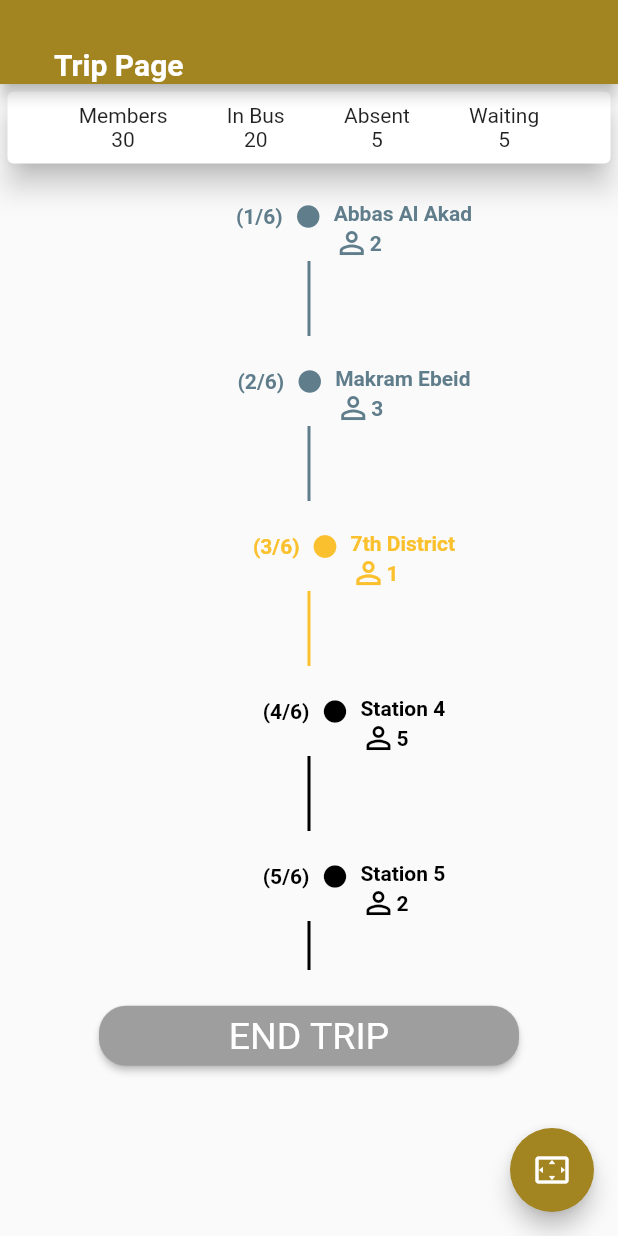
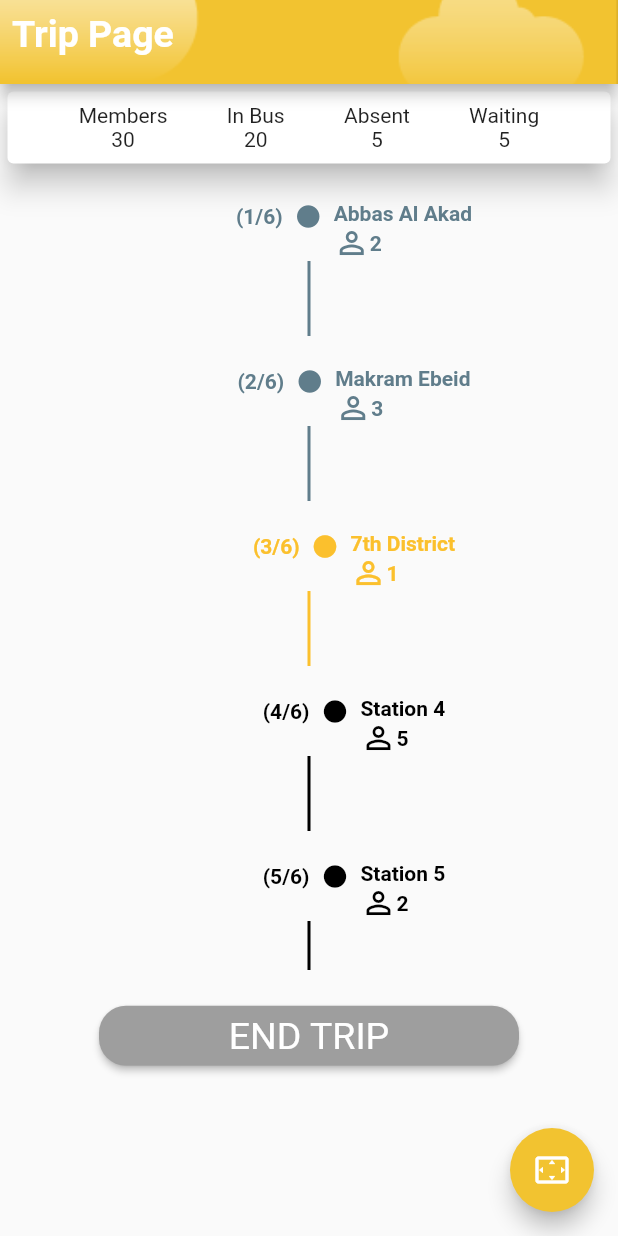
Before and after one commit to usafe-eg/usave, a Flutter app: the screen it shows after launch, on a phone screen of 412 x 824 dp. Run offline on Flutter 3.47's test engine with Material 2 defaults, Android fonts, the light colour scheme and no system bars; our stand-ins replace flutter_local_notifications, shared_preferences; missing offline and left inert: qr_code_scanner.

Commit message:
Trip Page Layout and Refactoring Code

```diff
--- /dev/null
+++ b/lib/components/trip_page_detail.dart
@@ -0,0 +1,19 @@
+import 'package:flutter/material.dart';
+
+class TripPageDetail extends StatelessWidget {
+
+  final String name;
+  final int number;
+
+  TripPageDetail(this.name, this.number);
+
+  @override
+  Widget build(BuildContext context) {
+    return Column(
+      children: <Widget>[
+        Text(name),
+        Text(number.toString())
+      ],
+    );
+  }
+}
--- a/lib/components/trip_small_widget.dart
+++ /dev/null
@@ -1,12 +0,0 @@
-import 'package:flutter/material.dart';
-
-class TripSmallWidget extends StatelessWidget {
-  @override
-  Widget build(BuildContext context) {
-    return Container(
-      width: 2,
-      height: 50,
-      color: Colors.black,
-    );
-  }
-}
--- a/lib/pages/trip_page.dart
+++ b/lib/pages/trip_page.dart
@@ -1,16 +1,16 @@
+import 'dart:ui';
 import 'package:flutter/cupertino.dart';
 import 'package:flutter/material.dart';
 import 'package:usave/utilities/constants.dart';
 import 'package:usave/components/mainbutton.dart';
 import 'package:usave/components/trip_page_station.dart';
+import 'package:usave/components/trip_page_detail.dart';
 
 class TripPage extends StatefulWidget {
   @override
   _TripPageState createState() => _TripPageState();
 }
-
 class _TripPageState extends State<TripPage> {
-
 
   List<Map<String,dynamic>> stationsDetails=[
     {'station':'Abbas Al Akad','color':Colors.blueGrey,'numberOfStudents':2,'stationNumber':1},
@@ -29,10 +29,20 @@ class _TripPageState extends State<TripPage> {
     }, child: Icon(Icons.settings_overscan), backgroundColor: mainColor,
         ),
       appBar: AppBar(
-        backgroundColor: mainColor,
-        title: Padding(padding:EdgeInsets.only(top: 30,left: 20),
-            child: Text('Trip Page',style: TextStyle(fontWeight: FontWeight.bold,color: Colors.white,fontSize: 20),)),
-      ),
+        actions: <Widget>[
+      Container(
+        width: MediaQuery.of(context).size.width,
+      decoration: BoxDecoration(
+          image: DecorationImage(
+          image: AssetImage("assets/images/slice-02.png"),
+          fit: BoxFit.cover,
+          )),
+      child: Padding(
+        padding: const EdgeInsets.all(8.0),
+        child: Text('Trip Page',textAlign: TextAlign.start,
+            style: TextStyle(fontWeight: FontWeight.bold,color: Colors.white,fontSize:25,)),
+      ))],
+        backgroundColor: mainColor,),
       body: Column(
         children: <Widget>[
           Card(
@@ -43,30 +53,10 @@ class _TripPageState extends State<TripPage> {
               child: Row(
                 mainAxisAlignment: MainAxisAlignment.spaceEvenly,
                 children: <Widget>[
-                  Column(
-                    children: <Widget>[
-                      Text('Members'),
-                      Text('30')
-                    ],
-                  ),
-                  Column(
-                    children: <Widget>[
-                      Text('In Bus'),
-                      Text('20')
-                    ],
-                  ),
-                  Column(
-                    children: <Widget>[
-                      Text('Absent'),
-                      Text('5')
-                    ],
-                  ),
-                  Column(
-                    children: <Widget>[
-                      Text('Waiting'),
-                      Text('5')
-                    ],
-                  )
+                  TripPageDetail('Members', 30),
+                  TripPageDetail('In Bus', 20),
+                  TripPageDetail('Absent', 5),
+                  TripPageDetail('Waiting', 5),
                 ],
               ),
             ),
--- a/lib/utilities/constants.dart
+++ b/lib/utilities/constants.dart
@@ -2,5 +2,5 @@ import 'package:flutter/widgets.dart';
 import 'package:flutter/material.dart';
 
 
- Color mainColor =Color.fromRGBO(162,132,32,1);
+ Color mainColor =Color.fromRGBO(242, 195, 48,1);
  Color greyColor =Colors.grey;
--- a/pubspec.yaml
+++ b/pubspec.yaml
@@ -44,6 +44,8 @@ flutter:
   # included with your application, so that you can use the icons in
   # the material Icons class.
   uses-material-design: true
+  assets:
+    - assets/images/slice-02.png
 
   # To add assets to your application, add an assets section, like this:
   # assets:
```
Also changed, not shown: assets/images/slice-02.png (added).
